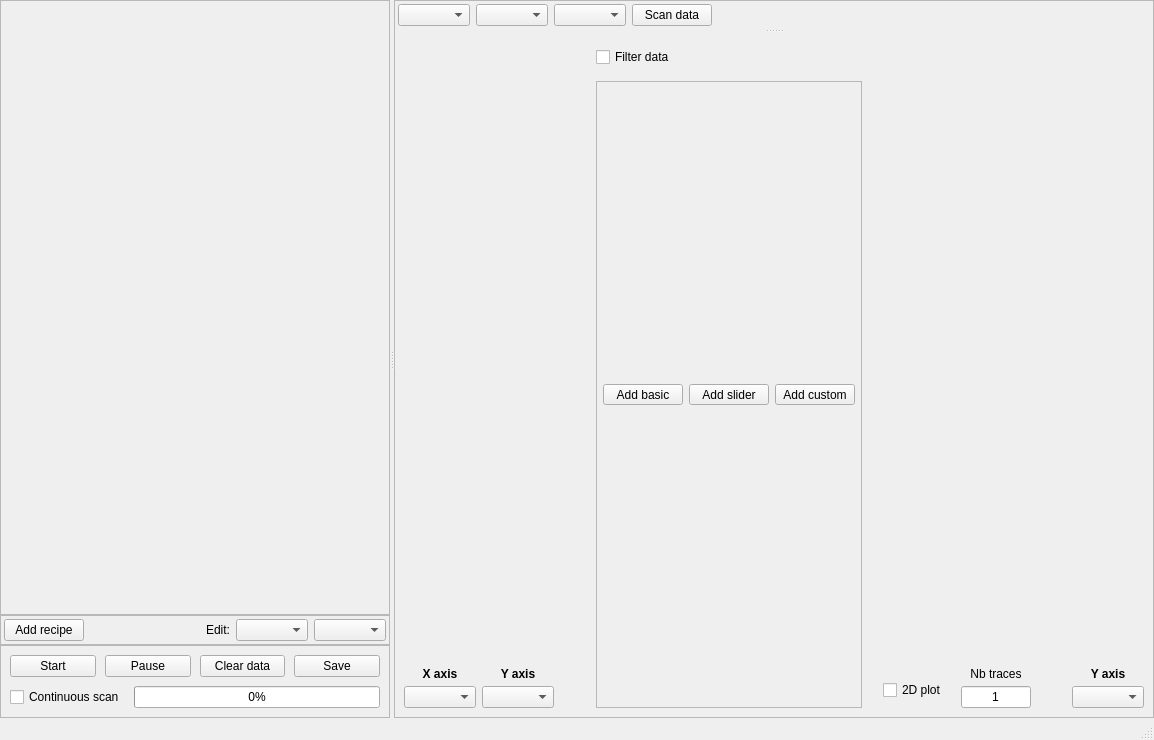
Qt form autolab/core/gui/scanning/interface.ui (autolab-project/autolab) before a commit.
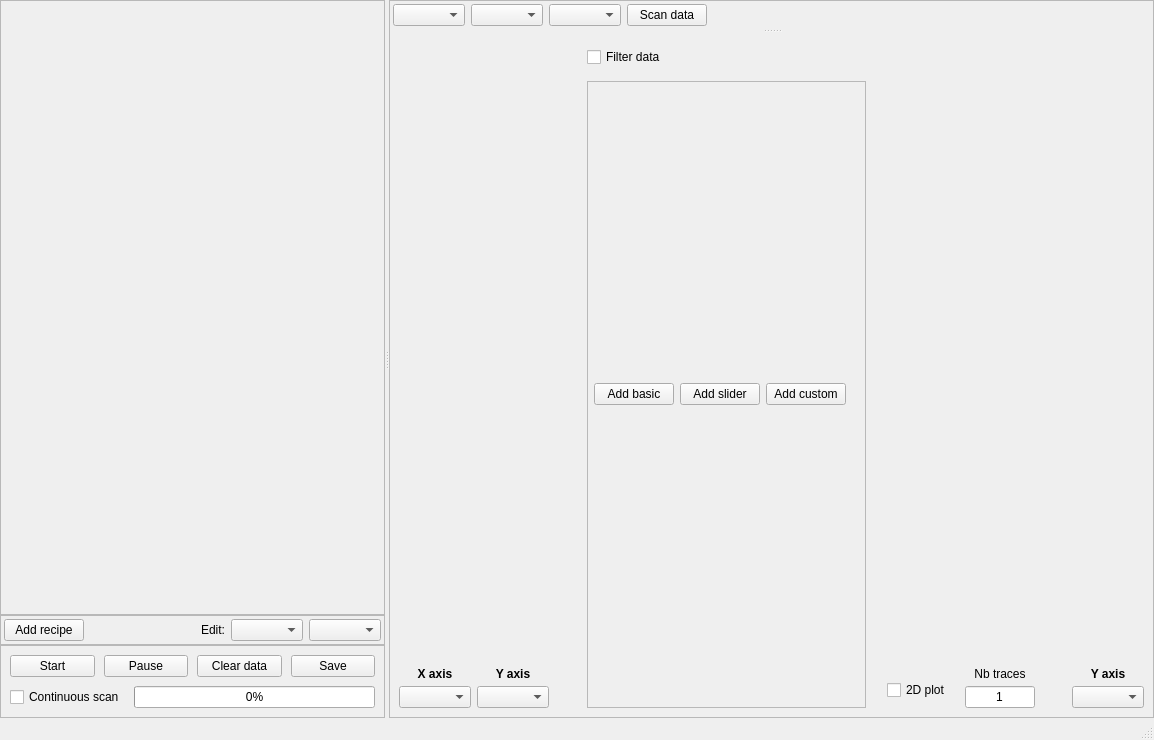
The same form after that commit.

Patch:
```diff
--- a/autolab/core/gui/scanning/interface.ui
+++ b/autolab/core/gui/scanning/interface.ui
@@ -81,7 +81,7 @@
                <rect>
                 <x>0</x>
                 <y>0</y>
-                <width>361</width>
+                <width>357</width>
                 <height>588</height>
                </rect>
               </property>
@@ -590,7 +590,7 @@
                   <rect>
                    <x>0</x>
                    <y>0</y>
-                   <width>259</width>
+                   <width>272</width>
                    <height>583</height>
                   </rect>
                  </property>
@@ -643,12 +643,6 @@
                              <height>21</height>
                             </size>
                            </property>
-                           <property name="maximumSize">
-                            <size>
-                             <width>100</width>
-                             <height>21</height>
-                            </size>
-                           </property>
                            <property name="text">
                             <string>Add basic</string>
                            </property>
@@ -662,12 +656,6 @@
                              <height>21</height>
                             </size>
                            </property>
-                           <property name="maximumSize">
-                            <size>
-                             <width>100</width>
-                             <height>21</height>
-                            </size>
-                           </property>
                            <property name="text">
                             <string>Add slider</string>
                            </property>
@@ -681,12 +669,6 @@
                              <height>21</height>
                             </size>
                            </property>
-                           <property name="maximumSize">
-                            <size>
-                             <width>100</width>
-                             <height>21</height>
-                            </size>
-                           </property>
                            <property name="text">
                             <string>Add custom</string>
                            </property>
@@ -699,7 +681,7 @@
                            </property>
                            <property name="sizeHint" stdset="0">
                             <size>
-                             <width>0</width>
+                             <width>13</width>
                              <height>20</height>
                             </size>
                            </property>
```
